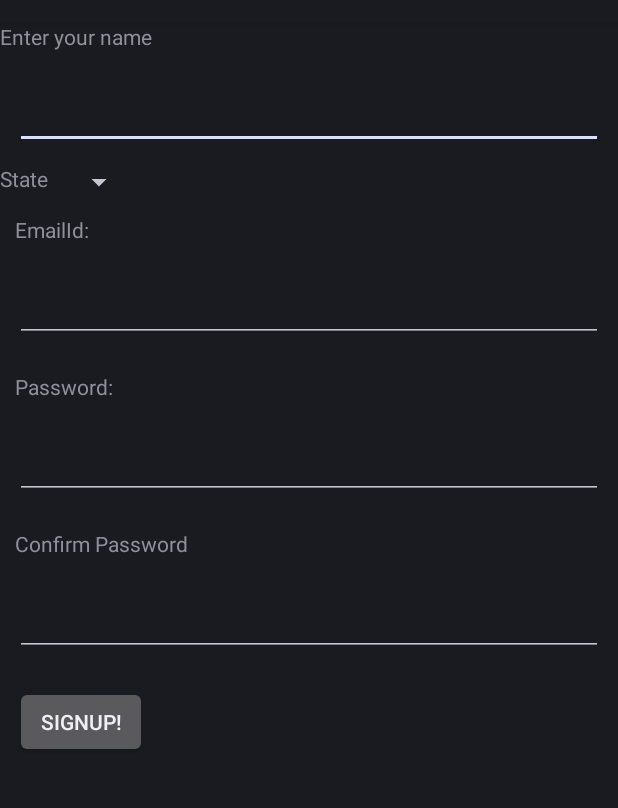
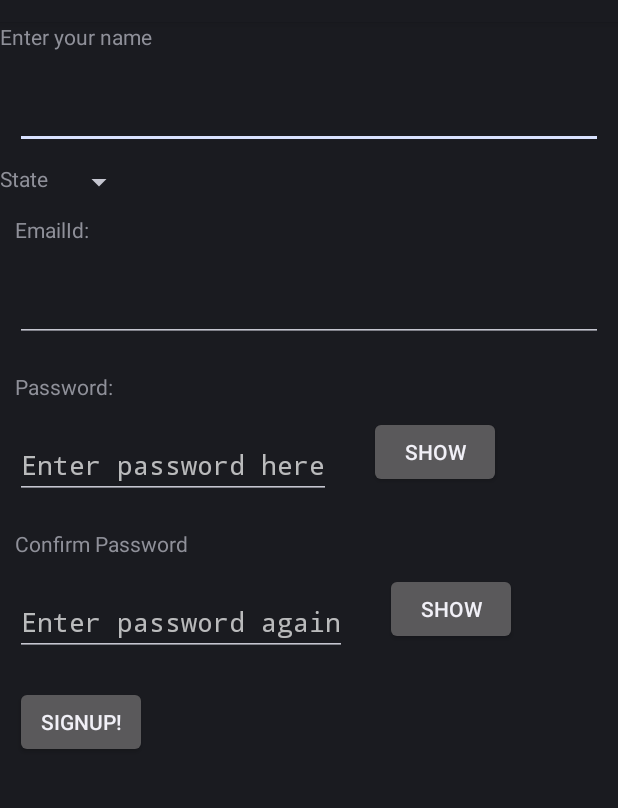
Before and after one commit to Dahiya27/FoodApp, an Android app: the layout activity_signup.xml on its own in the app's theme, with its tools: preview values and no code run, on a phone screen of 412 x 824 dp, the part 62-870 px from its top. Run offline under Robolectric (Android 15) with nearby library versions, the light colour scheme and no system bars.

Commit message:
modified some alignments

```diff
--- a/app/src/main/res/layout/activity_signup.xml
+++ b/app/src/main/res/layout/activity_signup.xml
@@ -57,23 +57,50 @@
         android:text="Password:"
         android:layout_margin="10dp" />
 
-    <EditText
+    <LinearLayout
         android:layout_width="match_parent"
         android:layout_height="wrap_content"
+        android:orientation="horizontal">
+        <EditText
+            android:layout_width="wrap_content"
+            android:layout_height="wrap_content"
             android:layout_margin="10dp"
-        android:password="true"
+            android:inputType="textPassword"
+            android:hint="Enter password here"
             android:id="@+id/password" />
+        <Button
+            android:layout_width="wrap_content"
+            android:layout_height="wrap_content"
+            android:id="@+id/show"
+            android:layout_marginLeft="15dp"
+            android:text="Show"/>
+    </LinearLayout>
+
     <TextView
         android:layout_width="match_parent"
         android:layout_height="wrap_content"
         android:text="Confirm Password"
         android:layout_margin="10dp"/>
-   <EditText
+
+    <LinearLayout
         android:layout_width="match_parent"
         android:layout_height="wrap_content"
+        android:orientation="horizontal">
+       <EditText
+           android:layout_width="wrap_content"
+           android:layout_height="wrap_content"
            android:id="@+id/cpassword"
-       android:password="true"
+           android:hint="Enter password again"
+           android:inputType="textPassword"
            android:layout_margin="10dp"/>
+        <Button
+            android:layout_width="wrap_content"
+            android:layout_height="wrap_content"
+            android:id="@+id/hide"
+            android:layout_marginLeft="15dp"
+            android:text="Show"/>
+
+    </LinearLayout>
 
     <Button
         android:layout_width="wrap_content"
```
Also changed, not shown: app/src/main/java/com/example/android/foodapp/LoginActivity.java (+17 -0 lines), app/src/main/java/com/example/android/foodapp/SignupActivity.java (+30 -0 lines), app/src/main/res/layout/activity_login.xml (+19 -4 lines). Lines whose indentation alone changed are shown as unchanged.
